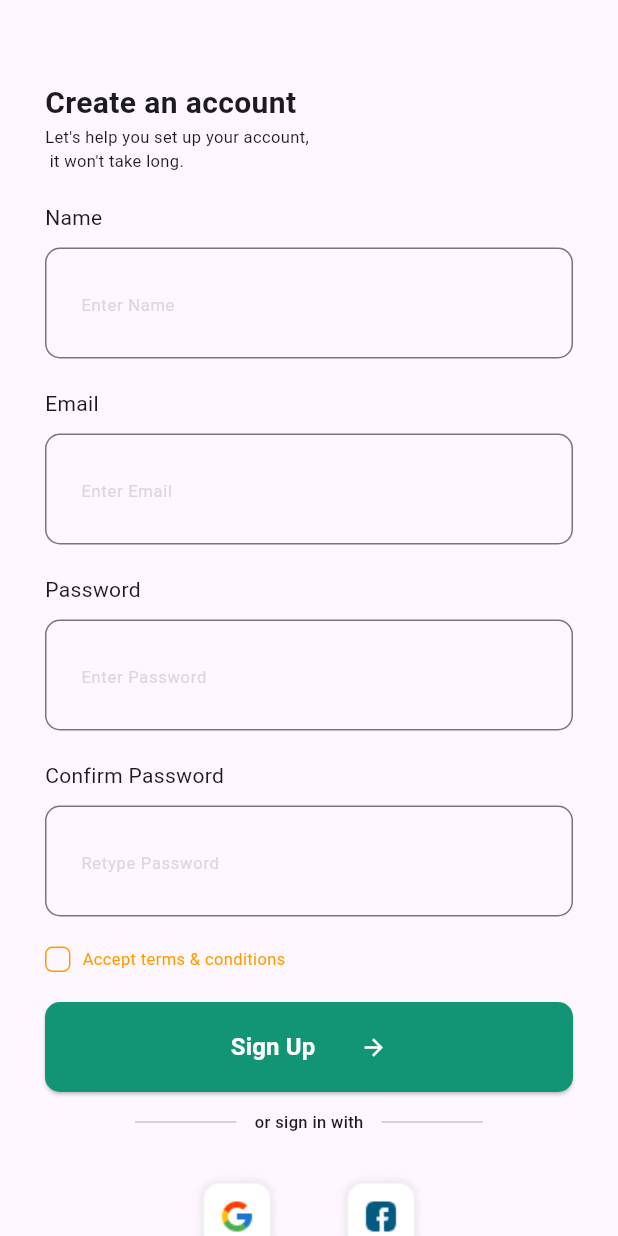
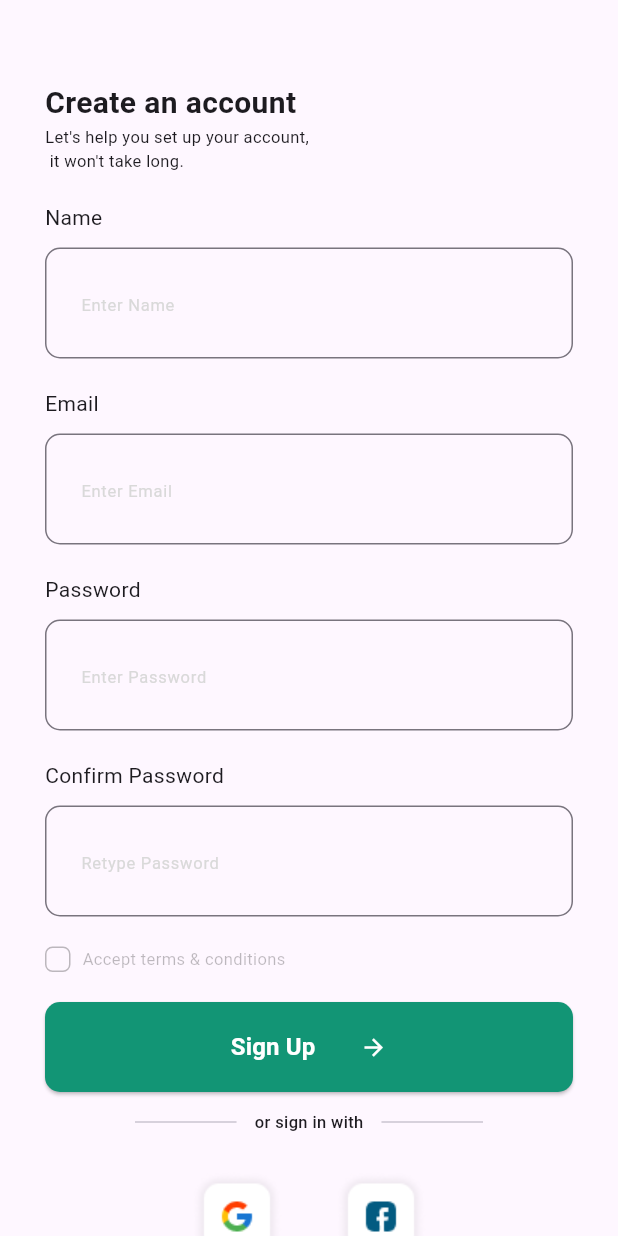
Before and after one commit to MaryamMohammedEl-Rafie/flutter-register-interface, a Flutter app: the screen it shows after launch, on a phone screen of 412 x 824 dp. Run offline on Flutter 3.47's test engine with Material 3 defaults, Android fonts, the phone set to English and light mode, and no system bars.

Commit message:
Task 4
Register interface

```diff
--- a/lib/task_4.dart
+++ b/lib/task_4.dart
@@ -117,7 +117,7 @@ class _task_4State extends State<task_4> {
                   width: 17,
                   child: DecoratedBox(
                     decoration: BoxDecoration(
-                      border: Border.all(color: Color(0xFFFF9C00), width: 1),
+                      border: Border.all(color: isChecked? Color(0xFFFF9C00):Colors.black26, width: 1),
                       borderRadius: BorderRadius.circular(5),
                     ),
                     child: isChecked? Icon(Icons.check,color:Color(0xFFFF9C00),size:12,):null,
@@ -131,7 +131,7 @@ class _task_4State extends State<task_4> {
                 style: TextStyle(
                     fontWeight: FontWeight.w400,
                     fontSize: 11,
-                    color: Color(0xFFFF9C00)),
+                    color: isChecked? Color(0xFFFF9C00):Colors.black26),
               ),
             ],
           ),
```
